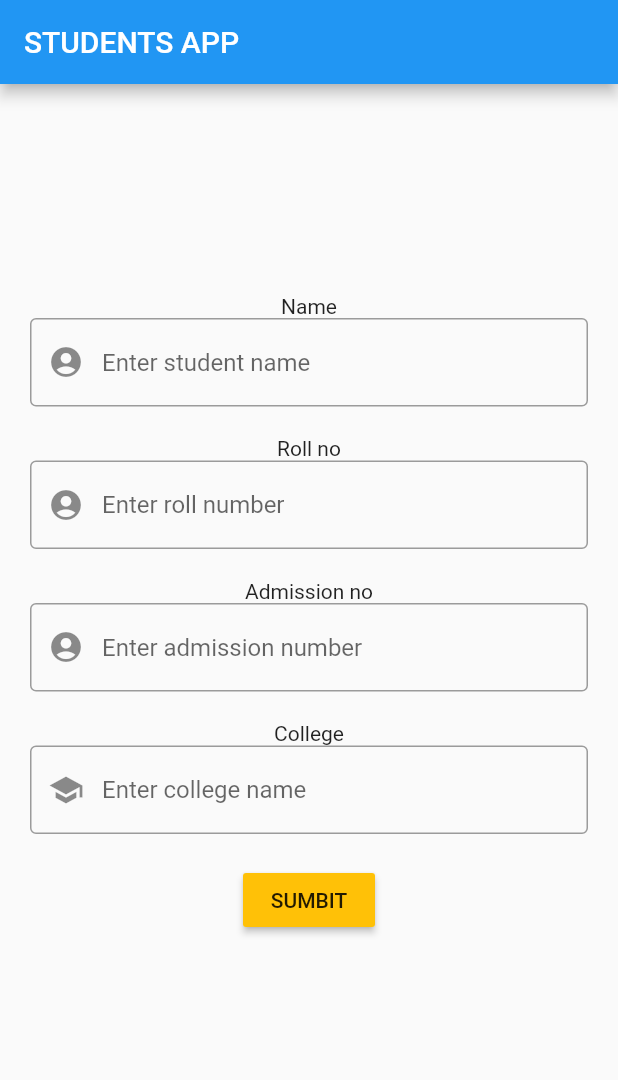
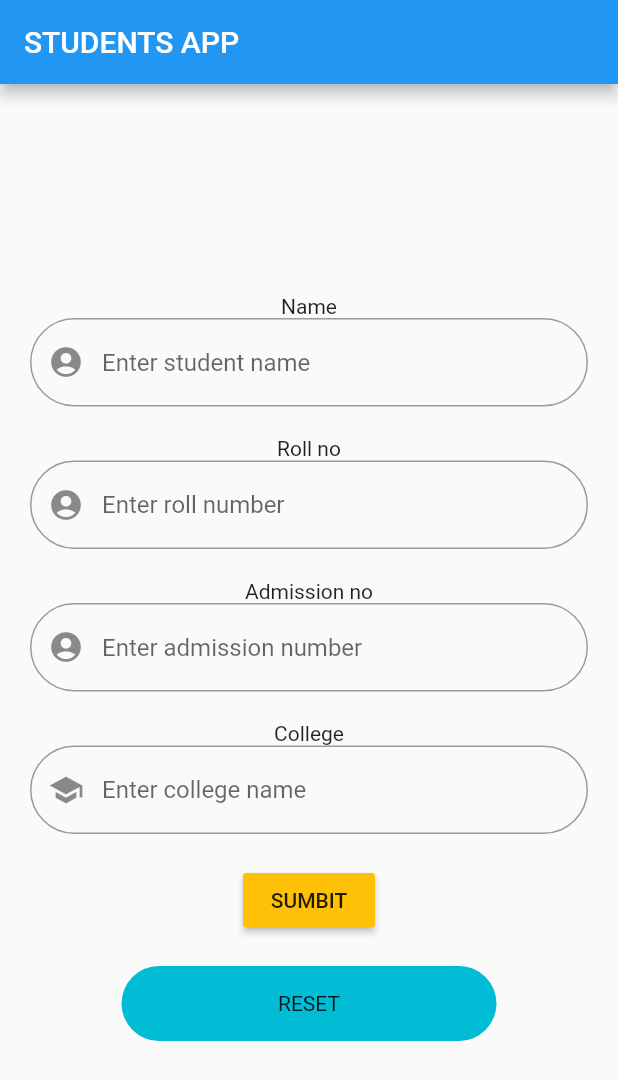
Before and after one commit to ankith1998/student-app, a Flutter app: the screen it shows after launch, on a phone screen of 412 x 824 dp. Shown: the top 1080 px of the screen. Run offline on Flutter 3.47's test engine with Material 2 defaults, Android fonts, the phone set to English and light mode, and no system bars.

Commit message:
container button and curved border

```diff
--- a/lib/main.dart
+++ b/lib/main.dart
@@ -29,7 +29,9 @@ class app extends StatelessWidget {
                   decoration: InputDecoration(
                   hintText: "Enter student name",
                   prefixIcon: Icon(Icons.account_circle),
-                  border: OutlineInputBorder()
+                  border: OutlineInputBorder(
+                    borderRadius: BorderRadius.circular(50.0),
+                  ),
                 ),
                 ),
                 SizedBox(height: 20.0,),
@@ -38,7 +40,9 @@ class app extends StatelessWidget {
                   controller: sroll,
                   decoration: InputDecoration(
                   hintText: "Enter roll number",
-                  border: OutlineInputBorder(),
+                  border: OutlineInputBorder(
+                    borderRadius: BorderRadius.circular(50.0),
+                  ),
                   prefixIcon: Icon(Icons.account_circle)
                 ),),
                 SizedBox(height: 20.0,),
@@ -47,7 +51,9 @@ class app extends StatelessWidget {
                   controller: sadd,
                   decoration: InputDecoration(
                     hintText: "Enter admission number",
-                    border: OutlineInputBorder(),
+                    border: OutlineInputBorder(
+                      borderRadius: BorderRadius.circular(50.0),
+                    ),
                     prefixIcon: Icon(Icons.account_circle)
                   ),
                 ),
@@ -58,7 +64,9 @@ class app extends StatelessWidget {
                   decoration: InputDecoration(
                     hintText: "Enter college name",
                     prefixIcon: Icon(Icons.school),
-                    border: OutlineInputBorder()
+                    border: OutlineInputBorder(
+                      borderRadius: BorderRadius.circular(50.0),
+                    ),
                   ),
                 ),
                 SizedBox(height: 20.0,),
@@ -76,6 +84,16 @@ class app extends StatelessWidget {
                   },
                   color: Colors.amber,
                   child: Text("SUMBIT"),
+                ),
+                SizedBox(height: 20.0,),
+                Container(
+                  child: Center(child: Text("RESET")),
+                  width: 250.0,
+                  height: 50.0,
+                  decoration: BoxDecoration(
+                    color: Colors.cyan,
+                    borderRadius: BorderRadius.circular(50.0)
+                  ),
                 )
 
               ],
```
